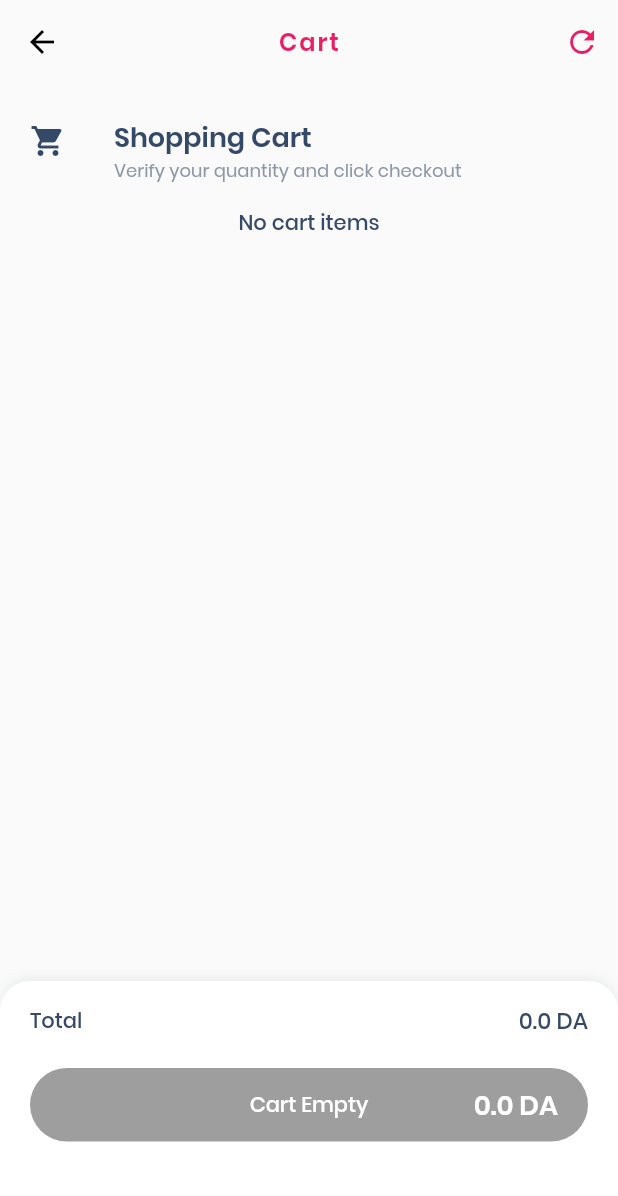
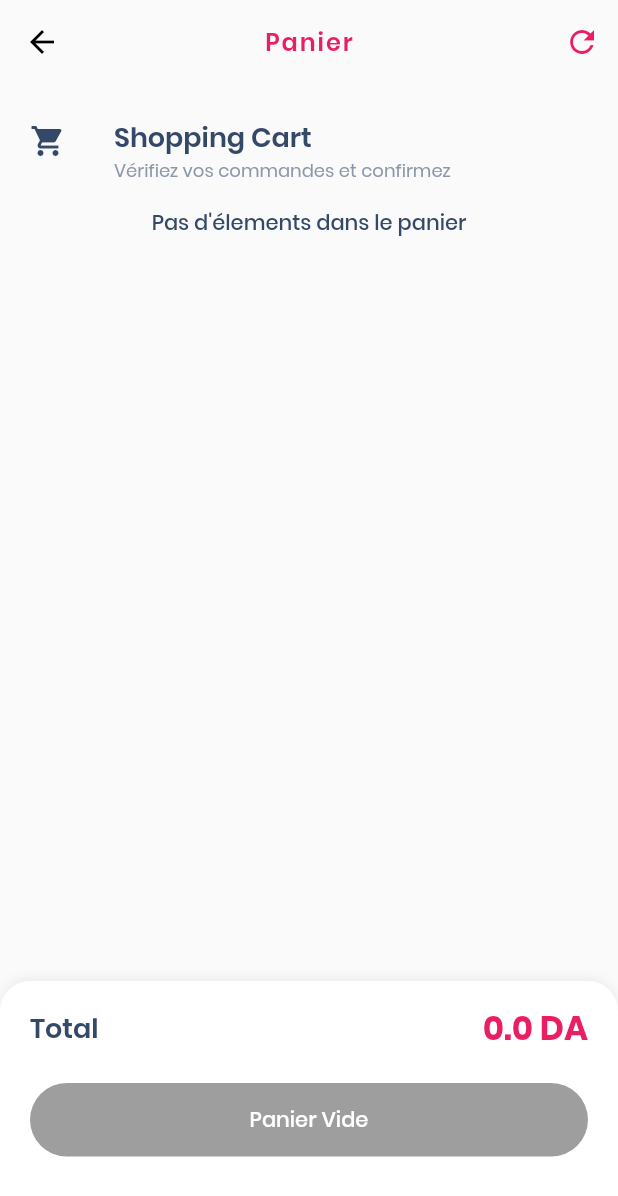
Before and after one commit to MeridjaNassim/D-makla-Flutter, a Flutter app: the PagesTestWidget screen opened by its route, after a tap on an icon or button, on a phone screen of 412 x 824 dp. Shown: the top 1196 px of the screen. Run offline on Flutter 3.47's test engine with Material 2 defaults, Android fonts, the phone set to English and light mode, and no system bars; our stand-ins replace bloc, datetime_picker_formfield, equatable, flutter_bloc, flutter_datetime_picker, flutter_dotenv and 5 more; missing offline and left inert: lazy_load_refresh_indicator, optimized_cached_image; accounts and stored records are empty; network calls fail; statements that could not run were skipped.

Commit message:
Modification text vers FR

```diff
--- a/lib/src/business_logic/blocs/delivery/delivery.cubit.dart
+++ b/lib/src/business_logic/blocs/delivery/delivery.cubit.dart
@@ -195,8 +195,10 @@ class DeliveryCubit extends Cubit<DeliveryState> {
     final authState = _authenticationBloc.state;
     if (authState is AuthenticationAuthenticated) {
       print("confirming delivery");
+
       final cart = (this._cartBloc.state as LoadedCartState).cart;
       final state = this.state as LoadedDeliveryState;
+      emit(ConfirmingDeliveryState());
       User user = authState.user;
       DeliveryLocation location =
           DeliveryLocation(wilaya: user.wilaya, zone: state.selectedZone);
--- a/lib/src/business_logic/datasources/menu_datasource.dart
+++ b/lib/src/business_logic/datasources/menu_datasource.dart
@@ -121,7 +121,7 @@ class RemoteMenuDataSourceImpl extends MenuDataSource {
             id: topping["id"],
             name: topping["name"],
             price: double.parse(topping["price"]),
-            image: NetworkImage(url: this.trending_endpoint)));
+            image: NetworkImage(url: this.toppingImageUrl)));
       }
     });
     return Menu(
--- a/lib/src/views/elements/DrawerWidget.dart
+++ b/lib/src/views/elements/DrawerWidget.dart
@@ -60,7 +60,7 @@ class _DrawerWidgetState extends State<DrawerWidget> {
               color: Theme.of(context).focusColor.withOpacity(1),
             ),
             title: Text(
-              "Home",
+              "Accueil",
               style: Theme.of(context).textTheme.subhead,
             ),
           ),
@@ -89,7 +89,7 @@ class _DrawerWidgetState extends State<DrawerWidget> {
               color: Theme.of(context).focusColor.withOpacity(1),
             ),
             title: Text(
-              "My Orders",
+              "Mes commandes",
               style: Theme.of(context).textTheme.subhead,
             ),
           ),
@@ -105,14 +105,14 @@ class _DrawerWidgetState extends State<DrawerWidget> {
               color: Theme.of(context).focusColor.withOpacity(1),
             ),
             title: Text(
-              "Profile",
+              "Profil",
               style: Theme.of(context).textTheme.subhead,
             ),
           ),
           ListTile(
             dense: true,
             title: Text(
-              "Application Preferences",
+              "Misc",
               style: Theme.of(context).textTheme.body1,
             ),
             trailing: Icon(
@@ -156,7 +156,7 @@ class _DrawerWidgetState extends State<DrawerWidget> {
               color: Theme.of(context).focusColor.withOpacity(1),
             ),
             title: Text(
-              "About Dmakla",
+              "A propos",
               style: Theme.of(context).textTheme.subhead,
             ),
           ),
@@ -170,7 +170,7 @@ class _DrawerWidgetState extends State<DrawerWidget> {
               color: Theme.of(context).focusColor.withOpacity(1),
             ),
             title: Text(
-              "Log out",
+              "Déconnecter",
               style: Theme.of(context).textTheme.subhead,
             ),
           ),
--- a/lib/src/views/pages/cart.dart
+++ b/lib/src/views/pages/cart.dart
@@ -26,7 +26,7 @@ class _CartWidgetState extends State<CartWidget> {
                 Icons.refresh,
                 color: Theme.of(context).accentColor,
               ),
-              tooltip: "clear cart",
+              tooltip: "vider panier",
               splashRadius: 10,
               onPressed: () {
                 BlocProvider.of<CartBloc>(context).add(CartCleared());
@@ -37,7 +37,7 @@ class _CartWidgetState extends State<CartWidget> {
           elevation: 0,
           centerTitle: true,
           title: Text(
-            'Cart',
+            'Panier',
             style: Theme.of(context)
                 .textTheme
                 .title
@@ -54,7 +54,7 @@ class _CartWidgetState extends State<CartWidget> {
     if (!hasItems)
       return Center(
         child: Text(
-          'No cart items',
+          'Pas d\'élements dans le panier',
           maxLines: 1,
           overflow: TextOverflow.ellipsis,
           style: Theme.of(context).textTheme.body2,
@@ -65,7 +65,7 @@ class _CartWidgetState extends State<CartWidget> {
         Padding(
           padding: const EdgeInsets.only(left: 20, right: 20),
           child: Text(
-            'swipe to delete items',
+            'glisser pour supprimer des éléments',
             maxLines: 1,
             overflow: TextOverflow.ellipsis,
             style: Theme.of(context).textTheme.caption,
@@ -142,7 +142,7 @@ class _CartWidgetState extends State<CartWidget> {
           return Column(
             mainAxisAlignment: MainAxisAlignment.center,
             crossAxisAlignment: CrossAxisAlignment.stretch,
-            children: [LoadingIndicator(loadingText: "loading cart ...")],
+            children: [LoadingIndicator(loadingText: "chargement panier ...")],
           );
         }
         if (state is LoadedCartState) {
@@ -175,7 +175,7 @@ class _CartWidgetState extends State<CartWidget> {
                             style: Theme.of(context).textTheme.display1,
                           ),
                           subtitle: Text(
-                            'Verify your quantity and click checkout',
+                            'Vérifiez vos commandes et confirmez',
                             maxLines: 1,
                             overflow: TextOverflow.ellipsis,
                             style: Theme.of(context).textTheme.caption,
@@ -210,16 +210,40 @@ class _CartWidgetState extends State<CartWidget> {
                       crossAxisAlignment: CrossAxisAlignment.center,
                       mainAxisSize: MainAxisSize.max,
                       children: <Widget>[
+                        // Row(
+                        //   children: <Widget>[
+                        //     Expanded(
+                        //       child: Text(
+                        //         'Tax',
+                        //         style: Theme.of(context).textTheme.body2,
+                        //       ),
+                        //     ),
+                        //     Text(state.currentCartPrice.toString() + " DA",
+                        //         style: Theme.of(context).textTheme.subhead),
+                        //   ],
+                        // ),
+                        // Row(
+                        //   children: <Widget>[
+                        //     Expanded(
+                        //       child: Text(
+                        //         'Réduction',
+                        //         style: Theme.of(context).textTheme.body2,
+                        //       ),
+                        //     ),
+                        //     Text(state.currentCartPrice.toString() + " DA",
+                        //         style: Theme.of(context).textTheme.subhead),
+                        //   ],
+                        // ),
                         Row(
                           children: <Widget>[
                             Expanded(
                               child: Text(
                                 'Total',
-                                style: Theme.of(context).textTheme.body2,
+                                style: Theme.of(context).textTheme.display1,
                               ),
                             ),
                             Text(state.currentCartPrice.toString() + " DA",
-                                style: Theme.of(context).textTheme.subhead),
+                                style: Theme.of(context).textTheme.display3),
                           ],
                         ),
                         // Row(
@@ -263,26 +287,14 @@ class _CartWidgetState extends State<CartWidget> {
                                 shape: StadiumBorder(),
                                 child: Text(
                                   numberOfOrders != 0
-                                      ? 'Checkout'
-                                      : "Cart Empty",
+                                      ? 'Confirmer'
+                                      : "Panier Vide",
                                   textAlign: TextAlign.start,
                                   style: TextStyle(
                                       color: Theme.of(context).primaryColor),
                                 ),
                               ),
                             ),
-                            Padding(
-                              padding:
-                                  const EdgeInsets.symmetric(horizontal: 20),
-                              child: Text(
-                                state.currentCartPrice.toString() + " DA",
-                                style: Theme.of(context)
-                                    .textTheme
-                                    .display1
-                                    .merge(TextStyle(
-                                        color: Theme.of(context).primaryColor)),
-                              ),
-                            )
                           ],
                         ),
                       ],
--- a/lib/src/views/pages/delivery.dart
+++ b/lib/src/views/pages/delivery.dart
@@ -14,7 +14,7 @@ class DeliveryScreen extends StatelessWidget {
         elevation: 0,
         centerTitle: true,
         title: Text(
-          'Delivery',
+          'Confirmation',
           style: Theme.of(context)
               .textTheme
               .title
--- a/lib/src/views/pages/food.dart
+++ b/lib/src/views/pages/food.dart
@@ -399,7 +399,7 @@ class _FoodWidgetState extends State<FoodWidget> {
                             children: <Widget>[
                               Expanded(
                                 child: Text(
-                                  'Quantity',
+                                  'Quantité',
                                   style: Theme.of(context).textTheme.subhead,
                                 ),
                               ),
@@ -452,7 +452,7 @@ class _FoodWidgetState extends State<FoodWidget> {
                                         backgroundColor:
                                             Theme.of(context).accentColor,
                                         content: Text(
-                                          "Order added to cart",
+                                          "Commande ajoutée au panier",
                                           textAlign: TextAlign.center,
                                           style: TextStyle(
                                               fontSize: 18,
--- a/lib/src/views/pages/menu_list.dart
+++ b/lib/src/views/pages/menu_list.dart
@@ -100,11 +100,11 @@ class MenuWidget extends StatelessWidget {
             dense: true,
             contentPadding: EdgeInsets.symmetric(horizontal: 20, vertical: 10),
             leading: Icon(
-              Icons.list,
+              Icons.fastfood_rounded,
               color: Theme.of(context).hintColor,
             ),
             title: Text(
-              'All Menu',
+              'Tous les Menus',
               style: Theme.of(context).textTheme.display1,
             ),
           ),
--- a/lib/src/views/pages/pages.dart
+++ b/lib/src/views/pages/pages.dart
@@ -9,7 +9,6 @@ import 'package:dmakla_flutter/src/views/pages/home.dart';
 import 'package:dmakla_flutter/src/views/pages/profile.dart';
 import 'package:flutter_bloc/flutter_bloc.dart';
 import 'orders.dart';
-
 
 // ignore: must_be_immutable
 class PagesTestWidget extends StatefulWidget {
@@ -32,38 +31,39 @@ class _PagesTestWidgetState extends State<PagesTestWidget> {
 
   initState() {
     super.initState();
-    final tabIndex = BlocProvider.of<TabNavigationCubit>(context).state.tabIndex;
+    final tabIndex =
+        BlocProvider.of<TabNavigationCubit>(context).state.tabIndex;
     _selectTab(tabIndex);
-    currentTitle = "Home";
+    currentTitle = "Accueil";
     currentPage = HomeWidget();
   }
 
   void _selectTab(int tabItem) {
     final provider = BlocProvider.of<TabNavigationCubit>(context);
-    final currentIndex =  provider.state.tabIndex;
-    if(tabItem != currentIndex) {
+    final currentIndex = provider.state.tabIndex;
+    if (tabItem != currentIndex) {
       provider.setTabIndex(tabItem);
     }
   }
+
   void _updateWidget(int tabIndex) {
     setState(() {
-
       switch (tabIndex) {
         // case 0:
         //   widget.currentTitle = 'Notifications';
         //   widget.currentPage = NotificationsWidget();
         //   break;
         case PROFILE_TAB_INDEX:
-          currentTitle = 'Profile';
+          currentTitle = 'Profil';
           currentPage = ProfileWidget();
           break;
         case HOME_TAB_INDEX:
           BlocProvider.of<StoreCubit>(context).loadStore();
-          currentTitle = 'Home';
+          currentTitle = 'Accueil';
           currentPage = HomeWidget();
           break;
         case ORDERS_TAB_INDEX:
-          currentTitle = 'My Orders';
+          currentTitle = 'Mes commandes';
           final provider = BlocProvider.of<OrdersCubit>(context);
           provider.loadOrders();
           currentPage = OrdersWidget();
@@ -86,20 +86,25 @@ class _PagesTestWidgetState extends State<PagesTestWidget> {
           elevation: 0,
           centerTitle: true,
           title: Text(
-            this.currentTitle ,
-            style: Theme.of(context).textTheme.title.merge(TextStyle(letterSpacing: 1.3)),
+            this.currentTitle,
+            style: Theme.of(context)
+                .textTheme
+                .title
+                .merge(TextStyle(letterSpacing: 1.3)),
           ),
           actions: <Widget>[
             new ShoppingCartButtonWidget(
-                iconColor: Theme.of(context).hintColor, labelColor: Theme.of(context).accentColor),
+                iconColor: Theme.of(context).hintColor,
+                labelColor: Theme.of(context).accentColor),
           ],
         ),
         body: this.currentPage,
-        bottomNavigationBar: BlocConsumer<TabNavigationCubit,TabNavigationState>(
-          listener: (context,state){
+        bottomNavigationBar:
+            BlocConsumer<TabNavigationCubit, TabNavigationState>(
+          listener: (context, state) {
             _updateWidget(state.tabIndex);
           },
-          builder:(context,state)=> BottomNavigationBar(
+          builder: (context, state) => BottomNavigationBar(
             type: BottomNavigationBarType.fixed,
             selectedItemColor: Theme.of(context).accentColor,
             selectedFontSize: 0,
@@ -135,12 +140,19 @@ class _PagesTestWidgetState extends State<PagesTestWidget> {
                       ),
                       boxShadow: [
                         BoxShadow(
-                            color: Theme.of(context).accentColor.withOpacity(0.4), blurRadius: 40, offset: Offset(0, 15)),
+                            color:
+                                Theme.of(context).accentColor.withOpacity(0.4),
+                            blurRadius: 40,
+                            offset: Offset(0, 15)),
                         BoxShadow(
-                            color: Theme.of(context).accentColor.withOpacity(0.4), blurRadius: 13, offset: Offset(0, 3))
+                            color:
+                                Theme.of(context).accentColor.withOpacity(0.4),
+                            blurRadius: 13,
+                            offset: Offset(0, 3))
                       ],
                     ),
-                    child: new Icon(Icons.home, color: Theme.of(context).primaryColor),
+                    child: new Icon(Icons.home,
+                        color: Theme.of(context).primaryColor),
                   )),
               BottomNavigationBarItem(
                 icon: new Icon(Icons.fastfood),
```
Also changed, not shown: lib/src/business_logic/blocs/store/menu.cubit.dart (+15 -12 lines), lib/src/business_logic/blocs/store/store.cubit.dart (+16 -17 lines), lib/src/views/elements/CartItemWidget.dart (+76 -62 lines), lib/src/views/pages/details.dart (+26 -24 lines), 1 other file. Lines whose indentation alone changed are shown as unchanged.
